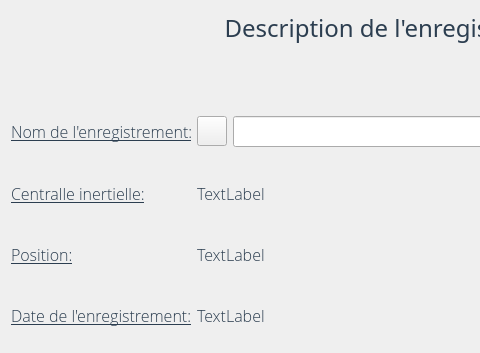
This is applicationOpenimu/app/widgets/recordviewwidget.ui in introlab/OpenIMU as Qt 5 draws it before an edit; both pictures show x 0 to 480 and y 0 to 353 of the 804 by 628 pixel window. The edited form follows.
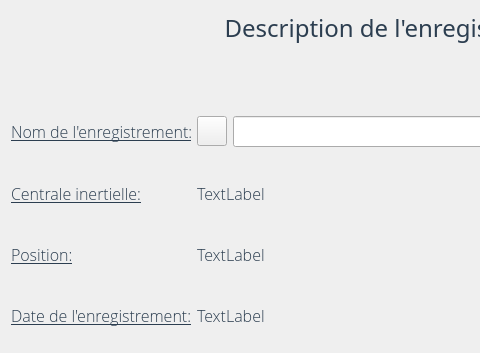
This is the edited form. Icons and pictures are not drawn.

Commit message: Notask: title fix

```diff
--- a/applicationOpenimu/app/widgets/recordviewwidget.ui
+++ b/applicationOpenimu/app/widgets/recordviewwidget.ui
@@ -182,7 +182,7 @@
               </font>
              </property>
              <property name="text">
-              <string>Centralle inertielle:</string>
+              <string>Centrale inertielle:</string>
              </property>
             </widget>
            </item>
```
